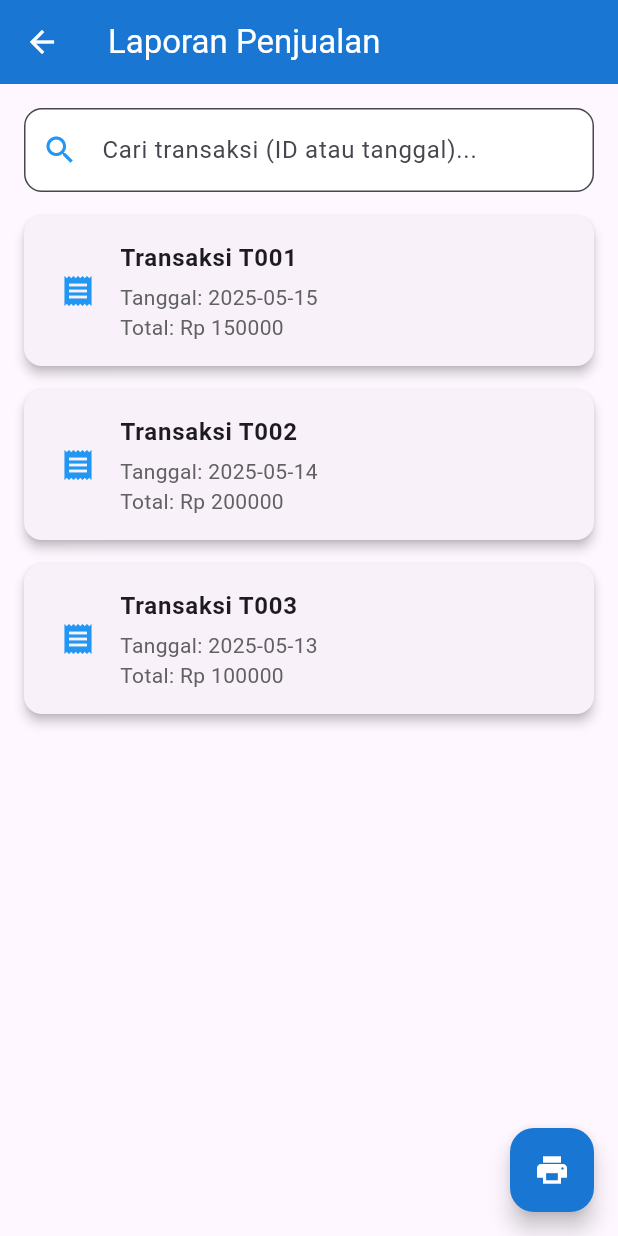
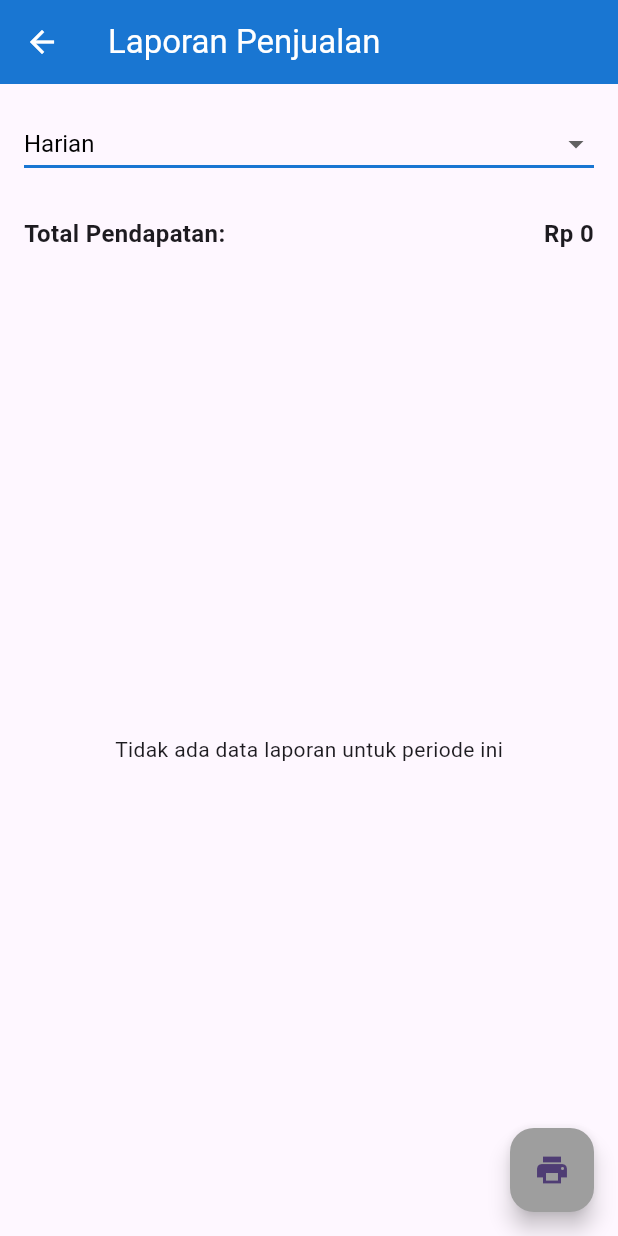
Before and after one commit to FazhariRizkyy/KasirKu, a Flutter app: the LaporanPenjualanPage screen opened directly, on a phone screen of 412 x 824 dp. Run offline on Flutter 3.47's test engine with Material 3 defaults, Android fonts, the phone set to English and light mode, and no system bars; our stand-ins replace animated_splash_screen, image_picker, pdf, printing, sqflite; accounts and stored records are empty.

Commit message:
FIX Function Laporan and UI - Kiw Kiw

```diff
--- a/lib/components/laporan_penjualan.dart
+++ b/lib/components/laporan_penjualan.dart
@@ -1,4 +1,10 @@
 import 'package:flutter/material.dart';
+import 'package:pos_app/database/database_helper.dart';
+import 'package:intl/intl.dart';
+import 'package:pdf/widgets.dart' as pw;
+import 'package:pdf/pdf.dart'; // Tambahkan import ini
+import 'package:printing/printing.dart';
+
 class LaporanPenjualanPage extends StatefulWidget {
   const LaporanPenjualanPage({super.key});
 
@@ -7,57 +13,123 @@ class LaporanPenjualanPage extends StatefulWidget {
 }
 
 class _LaporanPenjualanPageState extends State<LaporanPenjualanPage> {
-  // Dummy data untuk riwayat transaksi
-  final List<Map<String, dynamic>> _transactionList = [
-    {
-      'id': 'T001',
-      'date': '2025-05-15',
-      'total': 150000,
-      'items': ['Nabati', 'Nutrisari'],
-    },
-    {
-      'id': 'T002',
-      'date': '2025-05-14',
-      'total': 200000,
-      'items': ['Permen Kopiko'],
-    },
-    {
-      'id': 'T003',
-      'date': '2025-05-13',
-      'total': 100000,
-      'items': ['Nabati'],
-    },
-  ];
-
-  List<Map<String, dynamic>> _filteredTransactionList = [];
+  final DatabaseHelper _dbHelper = DatabaseHelper.instance;
+  List<Map<String, dynamic>> _laporanList = [];
+  String _selectedPeriod = 'Harian'; // Default filter
+  final List<String> _periods = ['Harian', 'Mingguan', 'Bulanan'];
+  final DateFormat _dateFormat = DateFormat('dd-MM-yyyy HH:mm');
 
   @override
   void initState() {
     super.initState();
-    _filteredTransactionList = _transactionList;
+    _fetchLaporan();
   }
 
-  void _filterTransactions(String query) {
+  // Ambil data laporan dari tabel_laporan_penjualan
+  Future<void> _fetchLaporan() async {
+    final db = await _dbHelper.database;
+    String query = 'SELECT * FROM tabel_laporan_penjualan';
+    List<String> whereArgs = [];
+
+    DateTime now = DateTime.now();
+    DateTime startDate;
+
+    if (_selectedPeriod == 'Harian') {
+      startDate = DateTime(now.year, now.month, now.day);
+      query += ' WHERE date(tanggal) = ?';
+      whereArgs.add(startDate.toIso8601String().substring(0, 10));
+    } else if (_selectedPeriod == 'Mingguan') {
+      startDate = now.subtract(Duration(days: now.weekday - 1));
+      query += ' WHERE date(tanggal) >= ?';
+      whereArgs.add(startDate.toIso8601String().substring(0, 10));
+    } else {
+      startDate = DateTime(now.year, now.month, 1);
+      query += ' WHERE date(tanggal) >= ?';
+      whereArgs.add(startDate.toIso8601String().substring(0, 10));
+    }
+
+    final result = await db.rawQuery(query, whereArgs);
     setState(() {
-      if (query.isEmpty) {
-        _filteredTransactionList = _transactionList;
-      } else {
-        _filteredTransactionList = _transactionList
-            .where((transaction) =>
-                transaction['id'].toLowerCase().contains(query.toLowerCase()) ||
-                transaction['date'].contains(query))
-            .toList();
-      }
+      _laporanList = result;
     });
   }
 
-  void _generatePdf() {
-    // Placeholder untuk logika cetak PDF
-    ScaffoldMessenger.of(context).showSnackBar(
-      const SnackBar(content: Text('Mencetak laporan ke PDF...')),
+  // Hitung total pendapatan
+  double _hitungTotalPendapatan() {
+    return _laporanList.fold(
+      0,
+      (sum, item) => sum + item['subtotal'] as double,
     );
-    // Gunakan package seperti `pdf` dan `printing` untuk generate PDF
-    // Contoh: Buat dokumen PDF dengan tabel transaksi
+  }
+
+  // Buat PDF untuk laporan
+  Future<void> _generatePdf() async {
+    final pdf = pw.Document();
+    final dateFormat = DateFormat('dd-MM-yyyy HH:mm');
+
+    pdf.addPage(
+      pw.MultiPage(
+        pageFormat:
+            PdfPageFormat
+                .a4, // Ubah dari pw.PdfPageFormat menjadi PdfPageFormat
+        margin: const pw.EdgeInsets.all(32),
+        build:
+            (pw.Context context) => [
+              pw.Header(
+                level: 0,
+                child: pw.Text(
+                  'Laporan Penjualan - $_selectedPeriod',
+                  style: pw.TextStyle(
+                    fontSize: 20,
+                    fontWeight: pw.FontWeight.bold,
+                  ),
+                ),
+              ),
+              pw.SizedBox(height: 20),
+              pw.Table.fromTextArray(
+                headers: [
+                  'ID Transaksi',
+                  'Produk',
+                  'Kategori',
+                  'Harga',
+                  'Jumlah',
+                  'Subtotal',
+                  'Tanggal',
+                ],
+                data:
+                    _laporanList
+                        .map(
+                          (item) => [
+                            item['id_transaksi'].toString(),
+                            item['nama_produk'],
+                            item['kategori'],
+                            'Rp ${item['harga'].toStringAsFixed(0)}',
+                            item['jumlah'].toString(),
+                            'Rp ${item['subtotal'].toStringAsFixed(0)}',
+                            dateFormat.format(DateTime.parse(item['tanggal'])),
+                          ],
+                        )
+                        .toList(),
+                headerStyle: pw.TextStyle(fontWeight: pw.FontWeight.bold),
+                cellAlignment: pw.Alignment.centerLeft,
+                cellStyle: const pw.TextStyle(fontSize: 12),
+              ),
+              pw.SizedBox(height: 20),
+              pw.Text(
+                'Total Pendapatan: Rp ${_hitungTotalPendapatan().toStringAsFixed(0)}',
+                style: pw.TextStyle(
+                  fontSize: 16,
+                  fontWeight: pw.FontWeight.bold,
+                ),
+              ),
+            ],
+      ),
+    );
+
+    await Printing.sharePdf(
+      bytes: await pdf.save(),
+      filename: 'laporan_penjualan_$_selectedPeriod.pdf',
+    );
   }
 
   @override
@@ -70,81 +142,96 @@ class _LaporanPenjualanPageState extends State<LaporanPenjualanPage> {
       ),
       body: Column(
         children: [
-          // Search Bar
+          // Dropdown untuk filter periode
           Padding(
             padding: const EdgeInsets.all(16.0),
-            child: TextField(
-              onChanged: _filterTransactions,
-              decoration: InputDecoration(
-                hintText: 'Cari transaksi (ID atau tanggal)...',
-                prefixIcon: const Icon(Icons.search, color: Colors.blue),
-                border: OutlineInputBorder(
-                  borderRadius: BorderRadius.circular(12),
-                  borderSide: BorderSide(color: Colors.blue.shade700),
-                ),
-                focusedBorder: OutlineInputBorder(
-                  borderRadius: BorderRadius.circular(12),
-                  borderSide: BorderSide(color: Colors.blue.shade700, width: 2),
-                ),
-                filled: true,
-                fillColor: Colors.white,
+            child: DropdownButton<String>(
+              value: _selectedPeriod,
+              isExpanded: true,
+              items:
+                  _periods.map((String period) {
+                    return DropdownMenuItem<String>(
+                      value: period,
+                      child: Text(period),
+                    );
+                  }).toList(),
+              onChanged: (String? newValue) {
+                setState(() {
+                  _selectedPeriod = newValue!;
+                  _fetchLaporan();
+                });
+              },
+              style: const TextStyle(fontSize: 16, color: Colors.black),
+              underline: Container(height: 2, color: Colors.blue.shade700),
             ),
           ),
+          // Total Pendapatan
+          Padding(
+            padding: const EdgeInsets.symmetric(
+              horizontal: 16.0,
+              vertical: 8.0,
             ),
-          // List Transaksi
-          Expanded(
-            child: _filteredTransactionList.isEmpty
-                ? const Center(child: Text('Transaksi tidak ditemukan'))
-                : ListView.builder(
-                    padding: const EdgeInsets.symmetric(horizontal: 16.0),
-                    itemCount: _filteredTransactionList.length,
-                    itemBuilder: (context, index) {
-                      final transaction = _filteredTransactionList[index];
-                      return Card(
-                        elevation: 3,
-                        shape: RoundedRectangleBorder(
-                          borderRadius: BorderRadius.circular(12),
+            child: Row(
+              mainAxisAlignment: MainAxisAlignment.spaceBetween,
+              children: [
+                const Text(
+                  'Total Pendapatan:',
+                  style: TextStyle(fontSize: 16, fontWeight: FontWeight.bold),
                 ),
-                        margin: const EdgeInsets.only(bottom: 16),
-                        child: Padding(
-                          padding: const EdgeInsets.all(8.0),
-                          child: ListTile(
-                            leading: const Icon(Icons.receipt, color: Colors.blue),
-                            title: Text(
-                              'Transaksi ${transaction['id']}',
+                Text(
+                  'Rp ${_hitungTotalPendapatan().toStringAsFixed(0)}',
                   style: const TextStyle(
                     fontSize: 16,
                     fontWeight: FontWeight.bold,
                   ),
                 ),
-                            subtitle: Column(
+              ],
+            ),
+          ),
+          // Daftar Laporan
+          Expanded(
+            child:
+                _laporanList.isEmpty
+                    ? const Center(
+                      child: Text('Tidak ada data laporan untuk periode ini'),
+                    )
+                    : ListView.builder(
+                      padding: const EdgeInsets.all(16.0),
+                      itemCount: _laporanList.length,
+                      itemBuilder: (context, index) {
+                        final item = _laporanList[index];
+                        return Card(
+                          elevation: 3,
+                          margin: const EdgeInsets.only(bottom: 16.0),
+                          shape: RoundedRectangleBorder(
+                            borderRadius: BorderRadius.circular(12),
+                          ),
+                          child: Padding(
+                            padding: const EdgeInsets.all(16.0),
+                            child: Column(
                               crossAxisAlignment: CrossAxisAlignment.start,
                               children: [
-                                const SizedBox(height: 4),
                                 Text(
-                                  'Tanggal: ${transaction['date']}',
-                                  style: TextStyle(
-                                    fontSize: 14,
-                                    color: Colors.grey.shade700,
+                                  'Transaksi #${item['id_transaksi']}',
+                                  style: const TextStyle(
+                                    fontSize: 16,
+                                    fontWeight: FontWeight.bold,
                                   ),
                                 ),
+                                const SizedBox(height: 8),
+                                Text('Produk: ${item['nama_produk']}'),
+                                Text('Kategori: ${item['kategori']}'),
                                 Text(
-                                  'Total: Rp ${transaction['total']}',
-                                  style: TextStyle(
-                                    fontSize: 14,
-                                    color: Colors.grey.shade700,
+                                  'Harga: Rp ${item['harga'].toStringAsFixed(0)}',
                                 ),
+                                Text('Jumlah: ${item['jumlah']}'),
+                                Text(
+                                  'Subtotal: Rp ${item['subtotal'].toStringAsFixed(0)}',
+                                ),
+                                Text(
+                                  'Tanggal: ${_dateFormat.format(DateTime.parse(item['tanggal']))}',
                                 ),
                               ],
-                            ),
-                            onTap: () {
-                              // Navigasi ke halaman detail transaksi
-                              ScaffoldMessenger.of(context).showSnackBar(
-                                SnackBar(
-                                    content: Text(
-                                        'Menampilkan detail ${transaction['id']}')),
-                              );
-                            },
                             ),
                           ),
                         );
@@ -154,10 +241,11 @@ class _LaporanPenjualanPageState extends State<LaporanPenjualanPage> {
         ],
       ),
       floatingActionButton: FloatingActionButton(
-        onPressed: _generatePdf,
-        backgroundColor: Colors.blue.shade700,
-        child: const Icon(Icons.print, color: Colors.white),
-        tooltip: 'Cetak Laporan',
+        onPressed: _laporanList.isEmpty ? null : _generatePdf,
+        backgroundColor:
+            _laporanList.isEmpty ? Colors.grey : Colors.blue.shade700,
+        child: const Icon(Icons.print),
+        tooltip: 'Cetak Laporan PDF',
       ),
     );
   }
--- a/pubspec.yaml
+++ b/pubspec.yaml
@@ -44,6 +44,7 @@ dependencies:
   flutter_launcher_icons: ^0.14.3
   intl: ^0.20.2
   printing: ^5.14.2
+  pdf: ^3.11.3
 
 dev_dependencies:
   flutter_test:
```
Also changed, not shown: pubspec.lock. Lines whose indentation alone changed are shown as unchanged.
